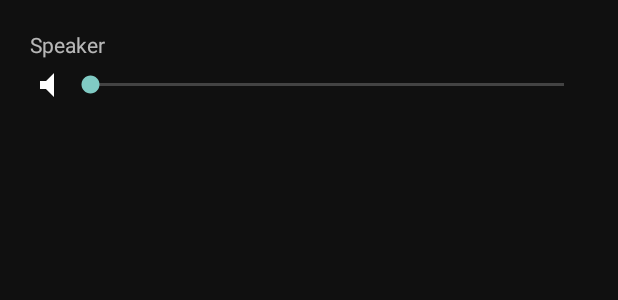
After one commit to 3cky/bkemu-android, an Android app: the layout volume_dialog.xml on its own in the app's theme, with its tools: preview values and no code run, on a phone screen of 412 x 824 dp. The commit adds this screen. Shown: the top 300 px of the screen. Run offline under Robolectric (Android 15) with nearby library versions, the phone set to English and light mode, and no system bars.

Commit message:
Добавлена регулировка громкости аудиовыхода #1

```diff
--- /dev/null
+++ b/app/src/main/res/layout/volume_dialog.xml
@@ -0,0 +1,35 @@
+<?xml version="1.0" encoding="utf-8"?>
+<LinearLayout xmlns:android="http://schemas.android.com/apk/res/android"
+    android:layout_width="match_parent"
+    android:layout_height="match_parent"
+    android:orientation="vertical"
+    android:padding="@dimen/volume_layout_padding">
+
+    <TextView
+        android:layout_width="wrap_content"
+        android:layout_height="wrap_content"
+        android:layout_marginBottom="@dimen/volume_source_name_padding"
+        android:text="@string/speaker" />
+
+    <LinearLayout
+        android:layout_width="match_parent"
+        android:layout_height="wrap_content"
+        android:tag="speaker">
+
+        <ImageView
+            android:id="@+id/mute_speaker"
+            android:layout_width="wrap_content"
+            android:layout_height="wrap_content"
+            android:src="@drawable/ic_volume_white_24"
+            android:layout_gravity="center"
+            android:tag="speaker" />
+
+        <SeekBar
+            android:id="@+id/volume_speaker"
+            android:layout_width="match_parent"
+            android:layout_height="wrap_content"
+            android:layout_gravity="center_vertical"
+            android:tag="speaker" />
+    </LinearLayout>
+
+</LinearLayout>
--- a/app/src/main/res/menu/main.xml
+++ b/app/src/main/res/menu/main.xml
@@ -21,6 +21,10 @@
           android:visible="false"
           android:enabled="false"
           app:showAsAction="ifRoom" />
+    <item android:id="@+id/menu_volume"
+        android:icon="@drawable/ic_volume_white_24"
+        android:title="@string/volume"
+        app:showAsAction="ifRoom" />
     <item android:id="@+id/menu_change_model"
           android:title="@string/menu_change_model" />
     <item android:id="@+id/menu_reset"
--- a/app/src/main/res/values/dimens.xml
+++ b/app/src/main/res/values/dimens.xml
@@ -9,4 +9,7 @@
     <dimen name="joy_size">50dp</dimen>
     <dimen name="joy_text_size">30dp</dimen>
     <dimen name="joy_image_padding">10dp</dimen>
+
+    <dimen name="volume_layout_padding">20dp</dimen>
+    <dimen name="volume_source_name_padding">5dp</dimen>
 </resources>
--- a/app/src/main/res/values/strings.xml
+++ b/app/src/main/res/values/strings.xml
@@ -67,4 +67,6 @@
     <string name="toast_image_load_error">Can\'t load file \'%s\'</string>
     <string name="toast_image_save_info">File \'%s\' saved</string>
     <string name="toast_image_save_error">Can\'t save file \'%s\'</string>
+    <string name="volume">Volume</string>
+    <string name="speaker">Speaker</string>
 </resources>
```
Also changed, not shown: app/src/main/java/su/comp/bk/arch/Computer.java (+8 -0 lines), app/src/main/java/su/comp/bk/arch/io/AudioOutput.java (+35 -0 lines), app/src/main/java/su/comp/bk/ui/BkEmuActivity.java (+91 -32 lines), app/src/main/java/su/comp/bk/ui/BkEmuVolumeDialog.java (added, +129 -0 lines), app/src/main/res/drawable-hdpi/ic_volume_off_white_24.png (added), app/src/main/res/drawable-hdpi/ic_volume_white_24.png (added), app/src/main/res/drawable-mdpi/ic_volume_off_white_24.png (added), app/src/main/res/drawable-mdpi/ic_volume_white_24.png (added), app/src/main/res/drawable-xhdpi/ic_volume_off_white_24.png (added), app/src/main/res/drawable-xhdpi/ic_volume_white_24.png (added), app/src/main/res/drawable-xxhdpi/ic_volume_off_white_24.png (added), app/src/main/res/drawable-xxhdpi/ic_volume_white_24.png (added), app/src/main/res/drawable-xxxhdpi/ic_volume_off_white_24.png (added), app/src/main/res/drawable-xxxhdpi/ic_volume_white_24.png (added), 1 other file.
